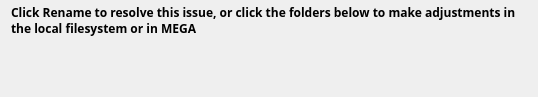
meganz/MEGAsync, file src/MEGASync/stalled_issues/gui/stalled_issues_cases/ui/LocalAndRemoteNameConflicts.ui: the form before one commit.
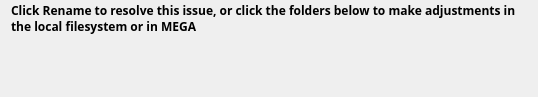
The form after the commit. Custom widgets are drawn as their Qt base class.

Diff of the .ui file:
```diff
--- a/src/MEGASync/stalled_issues/gui/stalled_issues_cases/ui/LocalAndRemoteNameConflicts.ui
+++ b/src/MEGASync/stalled_issues/gui/stalled_issues_cases/ui/LocalAndRemoteNameConflicts.ui
@@ -15,7 +15,7 @@
   </property>
   <layout class="QVBoxLayout" name="verticalLayout">
    <property name="spacing">
-    <number>0</number>
+    <number>8</number>
    </property>
    <property name="leftMargin">
     <number>0</number>
@@ -68,7 +68,7 @@
     <widget class="QWidget" name="nameContainer" native="true">
      <layout class="QVBoxLayout" name="verticalLayout_2">
       <property name="spacing">
-       <number>24</number>
+       <number>16</number>
       </property>
       <property name="leftMargin">
        <number>0</number>
```
